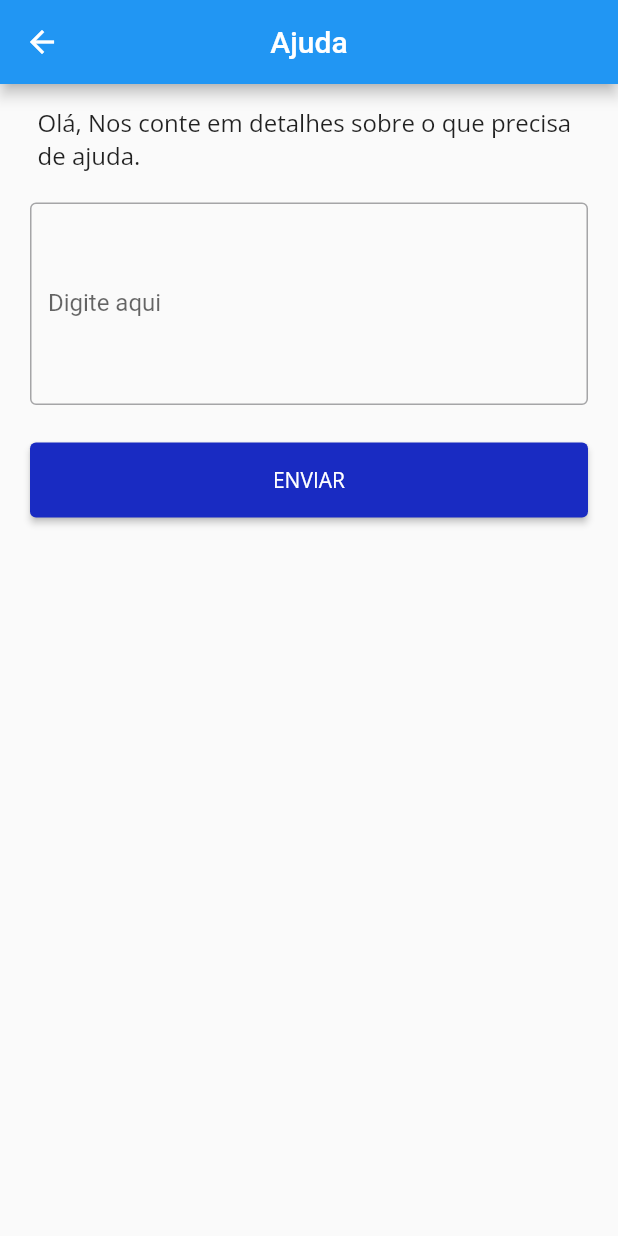
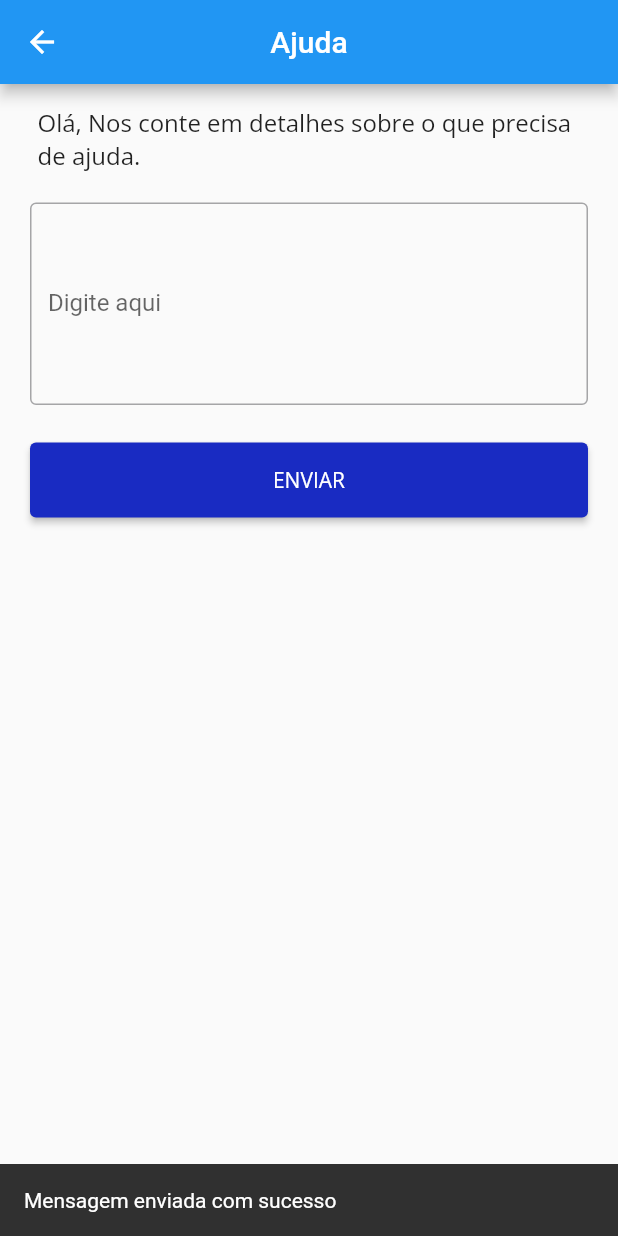
Before and after one commit to zapiti/marketplace_store_app, a Flutter app: the HelpPage screen opened directly, after a tap on "ENVIAR", on a phone screen of 412 x 824 dp. Run offline on Flutter 3.47's test engine with Material 2 defaults, Android fonts, the phone set to English and light mode, and no system bars; drawn by our look-alikes of another_flushbar; our stand-ins replace auto_size_text, connectivity, dio, email_validator, flutter_masked_text2, flutter_modular and 6 more; missing offline and left inert: cpf_cnpj_validator, flutter_barcode_scanner, jwt_decode, search_cep; accounts and stored records are empty; network calls fail.

Commit message:
adicionado sincronizaçao do menu ajuda

```diff
--- a/lib/app/modules/home/modules/account/account_controller.dart
+++ b/lib/app/modules/home/modules/account/account_controller.dart
@@ -23,6 +23,8 @@ class AccountController extends Disposable {
   var controllerAccountNumber = TextEditingController();
   var controllerAgency = TextEditingController();
   var controllerCPFCNPJ = TextEditingController();
+
+  var controllerHelp = TextEditingController();
 
   var buttonText = BehaviorSubject<String>.seeded("CRIAR CONTA");
 
@@ -73,6 +75,13 @@ class AccountController extends Disposable {
     Utils.showSnackbar(context, "Conta Criada");
   }
 
+  sendHelpMessage(BuildContext context) async {
+    var response =
+        await _repository.sendHelpMessage(controllerHelp.text.trim());
+
+    Utils.showSnackbar(context,"Mensagem enviada com sucesso");
+  }
+
   _updateAccount(BuildContext context) {
     BankAccount localbankAccount = BankAccount(
       id: bankAccount.id,
--- a/lib/app/modules/home/modules/account/page/help_page.dart
+++ b/lib/app/modules/home/modules/account/page/help_page.dart
@@ -14,30 +14,53 @@ class _HelpPageState extends ModularState<HelpPage, AccountController> {
   @override
   Widget build(BuildContext context) {
     return Scaffold(
-        appBar: AppBar(
-          title: Text("Ajuda"),
-          centerTitle: true,
-        ),
-        body: SingleChildScrollView(
+      appBar: buildAppBar(),
+      body: buildBody(),
+    );
+  }
+
+  SingleChildScrollView buildBody() {
+    return SingleChildScrollView(
       child: Column(
         mainAxisAlignment: MainAxisAlignment.start,
         crossAxisAlignment: CrossAxisAlignment.start,
         children: [
+          buildDescriptionText(),
+          buildTextField(),
+          buildSendButton(),
+        ],
+      ),
+    );
+  }
 
-            Container(
-                margin: EdgeInsets.symmetric(horizontal: 25, vertical: 15),
+  Container buildSendButton() {
+    return Container(
+      margin: EdgeInsets.only(top: 20, left: 20, right: 20),
+      child: SizedBox(
+        width: double.infinity,
+        height: 50,
+        child: ElevatedButton(
+          style: ElevatedButton.styleFrom(primary: AppThemeUtils.colorPrimary),
           child: Text(
-                  "Olá, Nos conte em detalhes sobre o que precisa de ajuda.",
-                  style: AppThemeUtils.normalSize(fontSize: 16),
-                )),
+            "ENVIAR",
+            style: AppThemeUtils.normalSize(color: AppThemeUtils.whiteColor),
+          ),
+          onPressed: () async {
+            await controller.sendHelpMessage(context);
+          },
+        ),
+      ),
+    );
+  }
 
-            Container(
+  Container buildTextField() {
+    return Container(
       margin: EdgeInsets.symmetric(horizontal: 20, vertical: 5),
       child: TextField(
         inputFormatters: [
           LengthLimitingTextInputFormatter(24),
         ],
-                    controller: controller.controllerConfirmPass,
+        controller: controller.controllerHelp,
         textAlign: TextAlign.start,
         maxLines: 5,
         textAlignVertical: TextAlignVertical.center,
@@ -45,27 +68,27 @@ class _HelpPageState extends ModularState<HelpPage, AccountController> {
         decoration: InputDecoration(
           labelText: "Digite aqui",
           border: const OutlineInputBorder(
-                          borderSide:
-                              BorderSide(color: Colors.grey, width: 0.3),
-                        )))),
-            Container(
-              margin: EdgeInsets.only(top: 20, left: 20, right: 20),
-              child: SizedBox(
-                width: double.infinity,
-                height: 50,
-                child: ElevatedButton(
-                  style: ElevatedButton.styleFrom(
-                      primary: AppThemeUtils.colorPrimary),
-                  child: Text(
-                    "ENVIAR",
-                    style: AppThemeUtils.normalSize(
-                        color: AppThemeUtils.whiteColor),
-                  ),
-                  onPressed: () {},
+            borderSide: BorderSide(color: Colors.grey, width: 0.3),
           ),
         ),
       ),
-          ],
-        )));
+    );
+  }
+
+  Container buildDescriptionText() {
+    return Container(
+      margin: EdgeInsets.symmetric(horizontal: 25, vertical: 15),
+      child: Text(
+        "Olá, Nos conte em detalhes sobre o que precisa de ajuda.",
+        style: AppThemeUtils.normalSize(fontSize: 16),
+      ),
+    );
+  }
+
+  AppBar buildAppBar() {
+    return AppBar(
+      title: Text("Ajuda"),
+      centerTitle: true,
+    );
   }
 }
--- a/lib/app/modules/home/modules/account/repository/account_repository.dart
+++ b/lib/app/modules/home/modules/account/repository/account_repository.dart
@@ -8,6 +8,7 @@ class AccountRepository {
   var _requestManager = Modular.get<RequestCore>();
   final String apiEstablismentAccount = "/api/establishment/account";
   final String getWalletServiceName = "/api/establishment/getWallet";
+  final String sendHelpMessageService = "/api/establishment/help";
   final String getStablishmentBankAccount =
       "/api/establishment/account/findByLoggedUser";
 
@@ -26,6 +27,18 @@ class AccountRepository {
       isObject: true,
       funcFromMap: (data) => BankAccount.fromMap(data),
       typeRequest: TYPEREQUEST.GET,
+    );
+  }
+
+  Future<ResponsePaginated?> sendHelpMessage(String message) async {
+    final body = {"message": message};
+
+    return await _requestManager.requestWithTokenToForm(
+      serviceName: sendHelpMessageService,
+      isObject: true,
+      body: body,
+      funcFromMap: (data) => (data),
+      typeRequest: TYPEREQUEST.POST,
     );
   }
 
```
Lines whose indentation alone changed are shown as unchanged.
